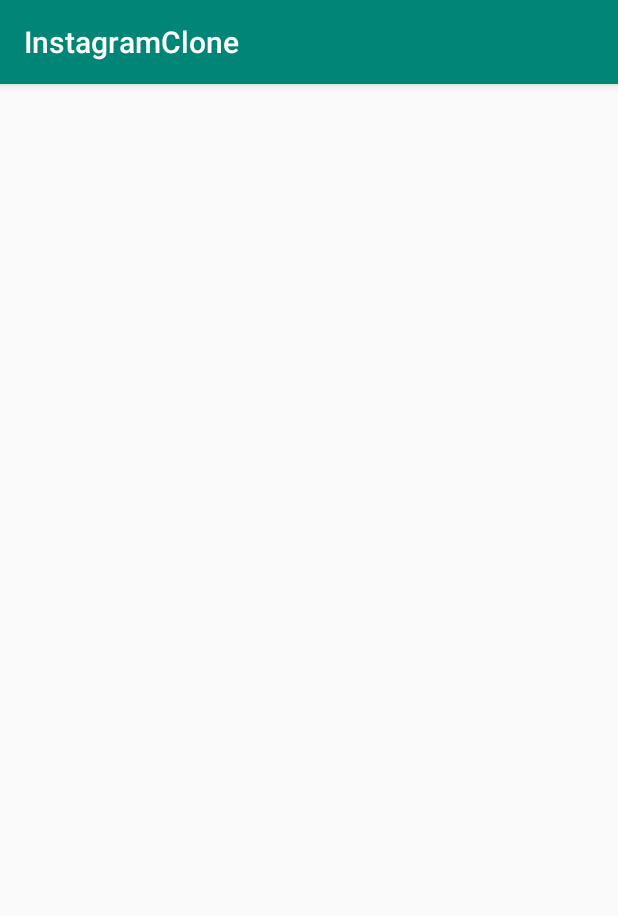
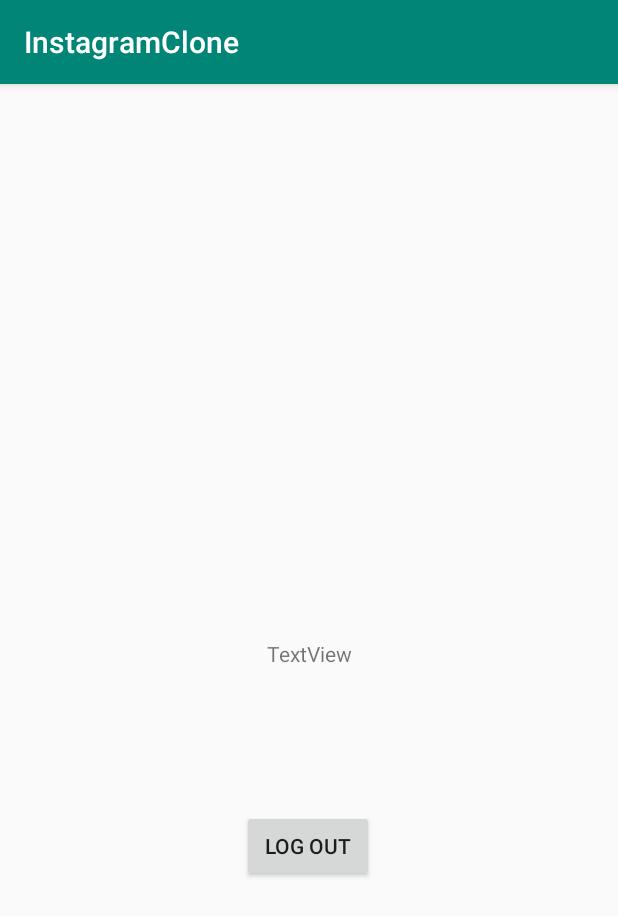
Before and after one commit to DivyanshThakur/InstagramClone, an Android app: the WelcomeActivity screen opened directly, with no data from a screen before it, on a phone screen of 412 x 824 dp. Shown: the top 916 px of the screen. Run offline under Robolectric (Android 15) with nearby library versions, the phone set to English and light mode, and no system bars; libraries missing offline, so code that uses them is left out: com.parse; 1 statement that could not run was skipped.

Commit message:
Added Log OUt function.

```diff
--- a/app/src/main/java/com/example/instagramclone/SignUPLogIn.java
+++ b/app/src/main/java/com/example/instagramclone/SignUPLogIn.java
@@ -1,5 +1,6 @@
 package com.example.instagramclone;
 
+import android.content.Intent;
 import android.os.Bundle;
 import android.view.View;
 import android.widget.Button;
@@ -44,6 +45,9 @@ public class SignUPLogIn extends AppCompatActivity {
                     @Override
                     public void done(ParseException e) {
                         if (e == null) {
+                            Intent intent = new Intent(SignUPLogIn.this,WelcomeActivity.class);
+                            startActivity(intent);
+
                             Toast.makeText(SignUPLogIn.this, appUser.getUsername() + " is Signed Up successfully", Toast.LENGTH_LONG).show();
                         } else {
                             Toast.makeText(SignUPLogIn.this, e.getMessage(),Toast.LENGTH_LONG).show();
@@ -63,6 +67,9 @@ public class SignUPLogIn extends AppCompatActivity {
                     @Override
                     public void done(ParseUser user, ParseException e) {
                         if (user != null && e == null) {
+                            Intent intent = new Intent(SignUPLogIn.this,WelcomeActivity.class);
+                            startActivity(intent);
+
                             Toast.makeText(SignUPLogIn.this, user.getUsername() + " is Logged In successfully", Toast.LENGTH_LONG).show();
                         } else {
                             Toast.makeText(SignUPLogIn.this, e.getMessage(),Toast.LENGTH_LONG).show();
--- a/app/src/main/java/com/example/instagramclone/WelcomeActivity.java
+++ b/app/src/main/java/com/example/instagramclone/WelcomeActivity.java
@@ -3,6 +3,7 @@ package com.example.instagramclone;
 import androidx.appcompat.app.AppCompatActivity;
 
 import android.os.Bundle;
+import android.view.View;
 import android.widget.TextView;
 
 import com.parse.ParseUser;
@@ -16,5 +17,13 @@ public class WelcomeActivity extends AppCompatActivity {
 
         TextView txtWelcome = findViewById(R.id.txtWelcome);
         txtWelcome.setText("Welcome! " + ParseUser.getCurrentUser().getUsername());
+
+        findViewById(R.id.btnLogOUt).setOnClickListener(new View.OnClickListener() {
+            @Override
+            public void onClick(View view) {
+                ParseUser.logOut();
+                finish();
+            }
+        });
     }
 }
--- a/app/src/main/res/layout/activity_welcome.xml
+++ b/app/src/main/res/layout/activity_welcome.xml
@@ -9,10 +9,23 @@
     <TextView
         android:id="@+id/txtWelcome"
         android:layout_width="wrap_content"
-        android:layout_height="14dp"
+        android:layout_height="0dp"
+        android:layout_marginTop="370dp"
+        android:text="TextView"
+        app:layout_constraintEnd_toEndOf="parent"
+        app:layout_constraintStart_toStartOf="parent"
+        app:layout_constraintTop_toTopOf="parent" />
+
+    <Button
+        android:id="@+id/btnLogOUt"
+        android:layout_width="wrap_content"
+        android:layout_height="wrap_content"
+        android:layout_marginStart="8dp"
+        android:layout_marginEnd="8dp"
+        android:layout_marginBottom="236dp"
+        android:text="Log Out"
         app:layout_constraintBottom_toBottomOf="parent"
         app:layout_constraintEnd_toEndOf="parent"
-        app:layout_constraintStart_toStartOf="parent"
-        app:layout_constraintTop_toTopOf="parent"
-        app:layout_constraintVertical_bias="0.516" />
+        app:layout_constraintHorizontal_bias="0.498"
+        app:layout_constraintStart_toStartOf="parent" />
 </androidx.constraintlayout.widget.ConstraintLayout>
```
